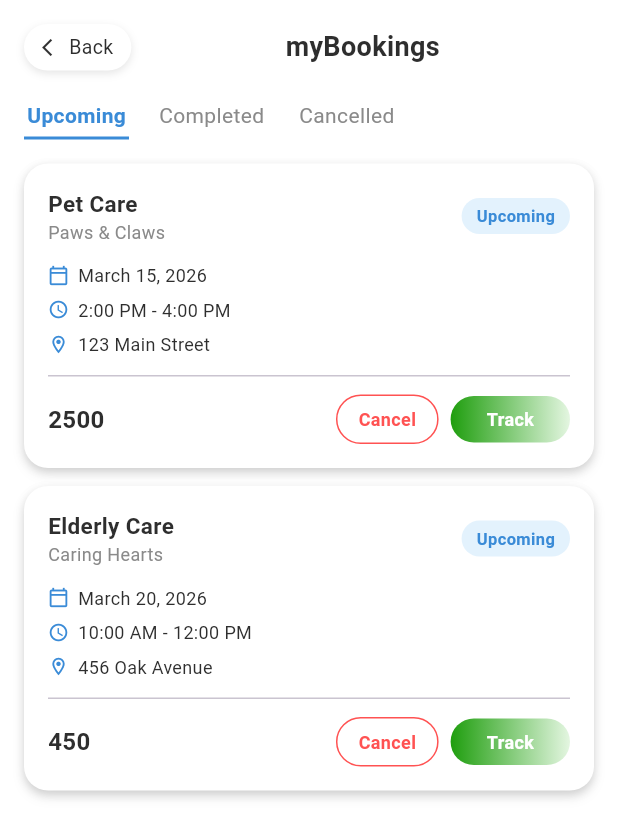
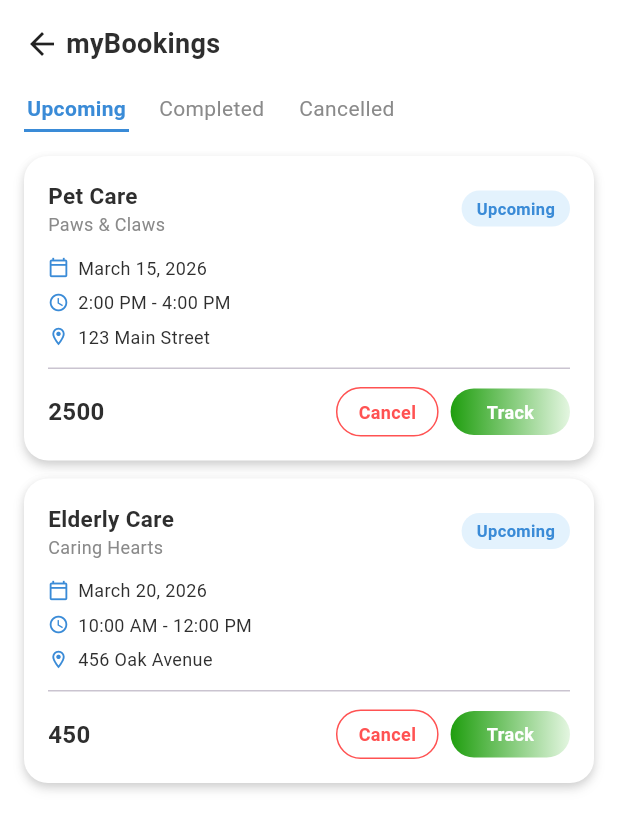
Before and after one commit to hanamohamedtaha20-cell/ehtmam_finalproject, a Flutter app: the BookingScreen screen opened directly, on a phone screen of 412 x 824 dp. Shown: the top 838 px of the screen. Run offline on Flutter 3.47's test engine with Material 3 defaults, Android fonts, the phone set to English and light mode, and no system bars; our stand-ins replace easy_localization, flutter_bloc; Roboto replaces fonts that are missing (Arimo).

Commit message:
my local changes

```diff
--- a/lib/app_layout.dart
+++ b/lib/app_layout.dart
@@ -28,12 +28,11 @@ class AppLayout extends StatelessWidget {
             ),
           ),
 
-          /// 🔥 زرار اللغة ثابت فوق
           Positioned(
             top: 40,
             right: Directionality.of(context) == TextDirection.ltr ? 16 : null,
             left: Directionality.of(context) == TextDirection.rtl ? 16 : null,
-            child: const LanguageSwitcher(),
+            child: LanguageSwitcher(),
           ),
         ],
       ),
--- a/lib/features/bookings/ui/widgets/booking_header.dart
+++ b/lib/features/bookings/ui/widgets/booking_header.dart
@@ -10,32 +10,13 @@ class BookingHeader extends StatelessWidget {
       children: [
         GestureDetector(
           onTap: () => Navigator.pop(context),
-          child: Container(
-            padding: const EdgeInsets.symmetric(horizontal: 12, vertical: 6),
-            decoration: BoxDecoration(
-              color: Colors.white,
-              borderRadius: BorderRadius.circular(20),
-              boxShadow: const [
-                BoxShadow(
-                    color: Color(0x1A000000),
-                    offset: Offset(0, 2),
-                    blurRadius: 4),
-              ],
-            ),
-            child: const Row(
+          child:  const Row(
               children: [
-                Icon(Icons.arrow_back_ios, size: 14, color: AppColors.textDark),
+                Icon(Icons.arrow_back, ),
                 SizedBox(width: 4),
-                Text("Back",
-                    style: TextStyle(
-                        fontFamily: "Arimo",
-                        fontSize: 13,
-                        color: AppColors.textDark)),
               ],
             ),
           ),
-        ),
-        const Spacer(),
         const Text(
           "myBookings",
           style: TextStyle(
--- a/lib/features/home_screen/ui/home_screen.dart
+++ b/lib/features/home_screen/ui/home_screen.dart
@@ -1,5 +1,7 @@
+import 'package:ehtemam_final_project/features/bookings/ui/screens/booking_screen.dart';
 import 'package:ehtemam_final_project/features/bottom_nav_bar/ui/bottom_nav_bar.dart';
 import 'package:ehtemam_final_project/features/home_screen/ui/widgets/language_switcher.dart';
+import 'package:ehtemam_final_project/features/profile2/ui/screens/profile_screen.dart';
 import 'package:flutter/material.dart';
 import 'package:ehtemam_final_project/features/home_screen/ui/widgets/home_content.dart';
 import '../../requests_screen/ui/screens/requests_screen.dart';
@@ -17,8 +19,8 @@ class _HomeScreenState extends State<HomeScreen> {
   final List<Widget> _pages = [
     HomeContent(),
     RequestsScreen(),
-    Center(child: Text("Booking Screen")),
-    Center(child: Text("Profile Screen")),
+    BookingScreen(),
+    ProfileScreen(),
   ];
 
   @override
--- a/lib/main.dart
+++ b/lib/main.dart
@@ -7,7 +7,6 @@ import 'package:ehtemam_final_project/features/recharge_wallet/ui/screens/rechar
 import 'package:ehtemam_final_project/features/tasks/ui/screens/task_screen.dart';
 import 'package:flutter/material.dart';
 import 'package:easy_localization/easy_localization.dart';
-import 'package:device_preview/device_preview.dart';
 import 'features/home_screen/ui/home_screen.dart';
 
 void main() async{
@@ -23,8 +22,7 @@ void main() async{
           ],
           path: 'assets/translations',
           fallbackLocale: const Locale('en'),
-          child:DevicePreview(builder: (context)=> MyApp()))
-  );
+          child:MyApp()));
 }
 
 class MyApp extends StatelessWidget {
@@ -38,7 +36,7 @@ class MyApp extends StatelessWidget {
       locale: context.locale,
       supportedLocales: context.supportedLocales,
       localizationsDelegates: context.localizationDelegates,
-      home: TaskScreen(),
+      home: HomeScreen(),
     );
   }
 }
```
Also changed, not shown: pubspec.lock.
